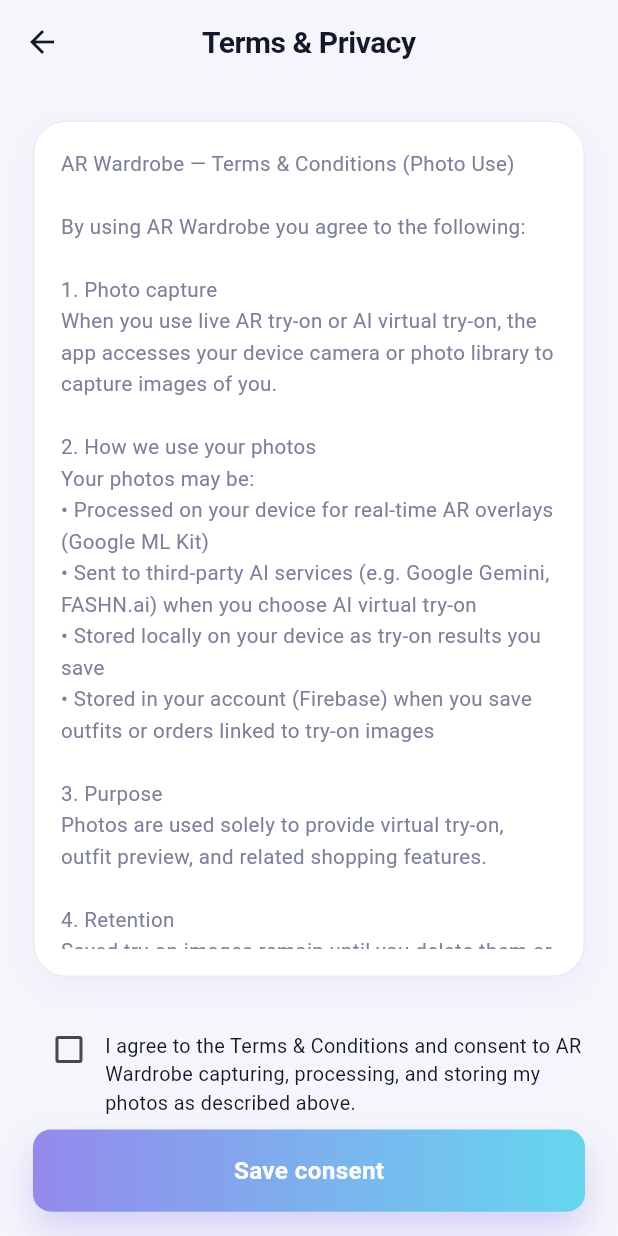
After one commit to Abdul-Hadi-Jalil/AR-Wardrobe, a Flutter app: the screen it shows once a user with an empty profile is signed in, item 4 of the bottom bar chosen, after a tap on "Terms & Privacy", on a phone screen of 412 x 824 dp. The commit adds this screen. Run offline on Flutter 3.47's test engine with Material 3 defaults, Android fonts, the phone set to English and light mode, and no system bars; our stand-ins replace camera, cloud_firestore, firebase_auth, firebase_core, flutter_dotenv, flutter_screenutil and 3 more; missing offline and left inert: google_mlkit_commons, google_mlkit_face_detection, google_mlkit_pose_detection; accounts and stored records are empty.

Commit message:
project complete

```diff
--- a/ar_wardrobe_frontend/lib/config/api_config.dart
+++ b/ar_wardrobe_frontend/lib/config/api_config.dart
@@ -37,6 +37,5 @@ class ApiConfig {
   /// FASHN API base URL.
   static const String fashnBaseUrl = 'https://api.fashn.ai/v1';
 
-  static bool get hasFashnKey =>
-      fashnApiKey.isNotEmpty && fashnApiKey != dotenv.env['FASHN_API_KEY'];
+  static bool get hasFashnKey => fashnApiKey.isNotEmpty;
 }
--- a/ar_wardrobe_frontend/lib/main.dart
+++ b/ar_wardrobe_frontend/lib/main.dart
@@ -11,7 +11,9 @@ void main() async {
   WidgetsFlutterBinding.ensureInitialized();
   await Firebase.initializeApp(options: DefaultFirebaseOptions.currentPlatform);
   await ProductPrices.loadPrices();
-  await dotenv.load(fileName: ".env");
+  try {
+    await dotenv.load(fileName: '.env', isOptional: true);
+  } catch (_) {}
   runApp(const ARWardrobeApp());
 }
 
--- a/ar_wardrobe_frontend/lib/screens/ai_try_on_screen.dart
+++ b/ar_wardrobe_frontend/lib/screens/ai_try_on_screen.dart
@@ -8,6 +8,7 @@ import '../models/clothing_item.dart';
 import '../services/fashn_service.dart';
 import '../services/nano_banana_service.dart';
 import '../services/try_on_result.dart';
+import '../screens/terms_consent_screen.dart';
 import '../theme/app_theme.dart';
 import '../theme/app_widgets.dart';
 
@@ -137,6 +138,10 @@ class _AiTryOnScreenState extends State<AiTryOnScreen> {
 
   Future<void> _generate() async {
     if (_personBytes == null || _clothBytes == null) return;
+
+    final consent = await ensurePhotoConsent(context);
+    if (!consent || !mounted) return;
+
     FocusScope.of(context).unfocus();
     setState(() {
       _loading = true;
--- a/ar_wardrobe_frontend/lib/screens/camera_screen.dart
+++ b/ar_wardrobe_frontend/lib/screens/camera_screen.dart
@@ -8,11 +8,12 @@ import 'package:provider/provider.dart';
 
 import '../models/clothing_item.dart';
 import '../painters/overlay_painter.dart';
-import '../utils/clothing_image_loader.dart';
+import '../screens/terms_consent_screen.dart';
 import '../services/camera_service.dart';
 import '../services/face_detection_service.dart';
 import '../services/pose_detection_service.dart';
 import '../state/tryon_state.dart';
+import '../utils/clothing_image_loader.dart';
 
 class CameraScreen extends StatefulWidget {
   const CameraScreen({super.key, required this.item});
@@ -260,7 +261,10 @@ class _CameraScreenState extends State<CameraScreen> {
   }
 }
 
-void openTryOnCamera(BuildContext context, ClothingItem item) {
+Future<void> openTryOnCamera(BuildContext context, ClothingItem item) async {
+  final ok = await ensurePhotoConsent(context);
+  if (!ok || !context.mounted) return;
+
   Navigator.of(context).push(
     MaterialPageRoute<void>(
       builder: (_) => ChangeNotifierProvider(
--- a/ar_wardrobe_frontend/lib/screens/profile_screen.dart
+++ b/ar_wardrobe_frontend/lib/screens/profile_screen.dart
@@ -1,6 +1,7 @@
 import 'package:ar_wardrobe_frontend/screens/edit_profile_screen.dart';
 import 'package:ar_wardrobe_frontend/screens/orders_screen.dart';
 import 'package:ar_wardrobe_frontend/screens/saved_outfits_screen.dart';
+import 'package:ar_wardrobe_frontend/screens/terms_consent_screen.dart';
 import 'package:firebase_auth/firebase_auth.dart';
 import 'package:flutter/material.dart';
 import 'package:flutter_screenutil/flutter_screenutil.dart';
@@ -187,6 +188,20 @@ class _ProfileScreenState extends State<ProfileScreen> {
                       ),
                       SizedBox(height: 14.h),
                       _buildMenuItem(
+                        icon: Icons.privacy_tip_outlined,
+                        iconColor: const Color(0xFF6366F1),
+                        title: 'Terms & Privacy',
+                        onTap: () {
+                          Navigator.push(
+                            context,
+                            MaterialPageRoute(
+                              builder: (context) => const TermsConsentScreen(),
+                            ),
+                          );
+                        },
+                      ),
+                      SizedBox(height: 14.h),
+                      _buildMenuItem(
                         icon: Icons.logout_rounded,
                         iconColor: AppColors.textSecondary,
                         title: 'Logout',
--- /dev/null
+++ b/ar_wardrobe_frontend/lib/screens/terms_consent_screen.dart
@@ -0,0 +1,246 @@
+import 'package:flutter/material.dart';
+import 'package:flutter_screenutil/flutter_screenutil.dart';
+
+import '../services/consent_service.dart';
+import '../theme/app_theme.dart';
+import '../theme/app_widgets.dart';
+
+/// Terms & photo consent — open from Profile/Settings or before try-on.
+class TermsConsentScreen extends StatefulWidget {
+  const TermsConsentScreen({
+    super.key,
+    this.onAccepted,
+    this.requireAcceptance = false,
+  });
+
+  /// Called after the user saves consent (optional).
+  final VoidCallback? onAccepted;
+
+  /// When true, user must agree before popping with success (try-on gate).
+  final bool requireAcceptance;
+
+  @override
+  State<TermsConsentScreen> createState() => _TermsConsentScreenState();
+}
+
+class _TermsConsentScreenState extends State<TermsConsentScreen> {
+  bool _agreed = false;
+  bool _saving = false;
+  bool _hasAccepted = false;
+
+  @override
+  void initState() {
+    super.initState();
+    _loadConsent();
+  }
+
+  Future<void> _loadConsent() async {
+    final accepted = await ConsentService.hasAccepted();
+    if (mounted) {
+      setState(() {
+        _hasAccepted = accepted;
+        _agreed = accepted;
+      });
+    }
+  }
+
+  Future<void> _saveConsent() async {
+    if (!_agreed || _saving) return;
+    setState(() => _saving = true);
+    await ConsentService.accept();
+    if (!mounted) return;
+    setState(() {
+      _saving = false;
+      _hasAccepted = true;
+    });
+    widget.onAccepted?.call();
+    if (widget.requireAcceptance) {
+      Navigator.of(context).pop(true);
+    } else {
+      ScaffoldMessenger.of(context).showSnackBar(
+        const SnackBar(content: Text('Photo consent saved')),
+      );
+    }
+  }
+
+  Future<void> _revokeConsent() async {
+    await ConsentService.revoke();
+    if (!mounted) return;
+    setState(() {
+      _hasAccepted = false;
+      _agreed = false;
+    });
+    ScaffoldMessenger.of(context).showSnackBar(
+      const SnackBar(content: Text('Photo consent revoked')),
+    );
+  }
+
+  @override
+  Widget build(BuildContext context) {
+    return Scaffold(
+      backgroundColor: AppColors.background,
+      appBar: AppBar(
+        title: const Text('Terms & Privacy'),
+      ),
+      body: SafeArea(
+        child: Padding(
+          padding: EdgeInsets.symmetric(horizontal: 20.w),
+          child: Column(
+            crossAxisAlignment: CrossAxisAlignment.stretch,
+            children: [
+              SizedBox(height: 8.h),
+              if (_hasAccepted)
+                Container(
+                  padding: EdgeInsets.symmetric(horizontal: 14.w, vertical: 10.h),
+                  decoration: BoxDecoration(
+                    color: AppColors.success.withValues(alpha: 0.12),
+                    borderRadius: BorderRadius.circular(AppRadius.md),
+                    border: Border.all(
+                      color: AppColors.success.withValues(alpha: 0.35),
+                    ),
+                  ),
+                  child: Row(
+                    children: [
+                      Icon(Icons.check_circle_rounded,
+                          color: AppColors.success, size: 20.sp),
+                      SizedBox(width: 10.w),
+                      Expanded(
+                        child: Text(
+                          'You have accepted photo terms',
+                          style: TextStyle(
+                            color: AppColors.success,
+                            fontSize: 13.sp,
+                            fontWeight: FontWeight.w600,
+                          ),
+                        ),
+                      ),
+                    ],
+                  ),
+                ),
+              SizedBox(height: 16.h),
+              Expanded(
+                child: Container(
+                  padding: EdgeInsets.all(16.w),
+                  decoration: BoxDecoration(
+                    color: AppColors.surface,
+                    borderRadius: BorderRadius.circular(AppRadius.lg),
+                    boxShadow: AppShadows.soft,
+                    border: Border.all(color: AppColors.border),
+                  ),
+                  child: SingleChildScrollView(
+                    child: Text(
+                      termsBody,
+                      style: TextStyle(
+                        color: AppColors.textSecondary,
+                        fontSize: 13.5.sp,
+                        height: 1.55,
+                      ),
+                    ),
+                  ),
+                ),
+              ),
+              SizedBox(height: 16.h),
+              InkWell(
+                onTap: () => setState(() => _agreed = !_agreed),
+                borderRadius: BorderRadius.circular(12.r),
+                child: Padding(
+                  padding: EdgeInsets.symmetric(vertical: 8.h),
+                  child: Row(
+                    crossAxisAlignment: CrossAxisAlignment.start,
+                    children: [
+                      Checkbox(
+                        value: _agreed,
+                        onChanged: (v) => setState(() => _agreed = v ?? false),
+                        activeColor: AppColors.primary,
+                      ),
+                      Expanded(
+                        child: Padding(
+                          padding: EdgeInsets.only(top: 12.h),
+                          child: Text(
+                            'I agree to the Terms & Conditions and consent to AR Wardrobe '
+                            'capturing, processing, and storing my photos as described above.',
+                            style: TextStyle(
+                              color: AppColors.textPrimary,
+                              fontSize: 13.sp,
+                            ),
+                          ),
+                        ),
+                      ),
+                    ],
+                  ),
+                ),
+              ),
+              GradientButton(
+                onPressed: _agreed && !_saving ? _saveConsent : null,
+                label: _saving ? 'Saving…' : 'Save consent',
+              ),
+              if (_hasAccepted) ...[
+                SizedBox(height: 10.h),
+                TextButton(
+                  onPressed: _revokeConsent,
+                  child: Text(
+                    'Revoke consent',
+                    style: TextStyle(color: AppColors.danger, fontSize: 14.sp),
+                  ),
+                ),
+              ],
+              SizedBox(height: 16.h),
+            ],
+          ),
+        ),
+      ),
+    );
+  }
+}
+
+const termsBody = '''
+AR Wardrobe — Terms & Conditions (Photo Use)
+
+By using AR Wardrobe you agree to the following:
+
+1. Photo capture
+When you use live AR try-on or AI virtual try-on, the app accesses your device camera or photo library to capture images of you.
+
+2. How we use your photos
+Your photos may be:
+• Processed on your device for real-time AR overlays (Google ML Kit)
+• Sent to third-party AI services (e.g. Google Gemini, FASHN.ai) when you choose AI virtual try-on
+• Stored locally on your device as try-on results you save
+• Stored in your account (Firebase) when you save outfits or orders linked to try-on images
+
+3. Purpose
+Photos are used solely to provide virtual try-on, outfit preview, and related shopping features.
+
+4. Retention
+Saved try-on images remain until you delete them or remove your account.
+
+5. Your responsibilities
+• You must have permission to use any photo you upload
+• You must be at least 13 years old (or the minimum age required in your region)
+• Do not upload images of other people without their consent
+
+6. Withdrawal of consent
+You may stop using photo features at any time or revoke consent in Profile → Terms & Privacy.
+
+7. No guarantee
+Virtual try-on is an approximation. Colors, fit, and appearance may differ from real garments.
+
+8. Updates
+We may update these terms. Continued use after updates constitutes acceptance of the revised terms.
+
+Contact: support@arwardrobe.app (placeholder)
+''';
+
+/// Prompts for consent before camera / AI try-on if not yet accepted.
+Future<bool> ensurePhotoConsent(BuildContext context) async {
+  if (await ConsentService.hasAccepted()) return true;
+  if (!context.mounted) return false;
+
+  final accepted = await Navigator.of(context).push<bool>(
+    MaterialPageRoute<bool>(
+      builder: (_) => const TermsConsentScreen(requireAcceptance: true),
+    ),
+  );
+
+  return accepted == true || await ConsentService.hasAccepted();
+}
--- /dev/null
+++ b/ar_wardrobe_frontend/lib/services/consent_service.dart
@@ -0,0 +1,23 @@
+import 'package:shared_preferences/shared_preferences.dart';
+
+/// Persists user consent for photo capture, storage, and AI processing.
+class ConsentService {
+  ConsentService._();
+
+  static const _key = 'photo_terms_consent_v1';
+
+  static Future<bool> hasAccepted() async {
+    final prefs = await SharedPreferences.getInstance();
+    return prefs.getBool(_key) ?? false;
+  }
+
+  static Future<void> accept() async {
+    final prefs = await SharedPreferences.getInstance();
+    await prefs.setBool(_key, true);
+  }
+
+  static Future<void> revoke() async {
+    final prefs = await SharedPreferences.getInstance();
+    await prefs.remove(_key);
+  }
+}
--- a/ar_wardrobe_frontend/pubspec.yaml
+++ b/ar_wardrobe_frontend/pubspec.yaml
@@ -49,6 +49,7 @@ dependencies:
   image_picker: ^1.2.2
   http: ^1.6.0
   flutter_dotenv: ^6.0.1
+  shared_preferences: ^2.3.3
 
 dev_dependencies:
   flutter_test:
```
Also changed, not shown: ar_wardrobe_frontend/pubspec.lock, 2 other files.
